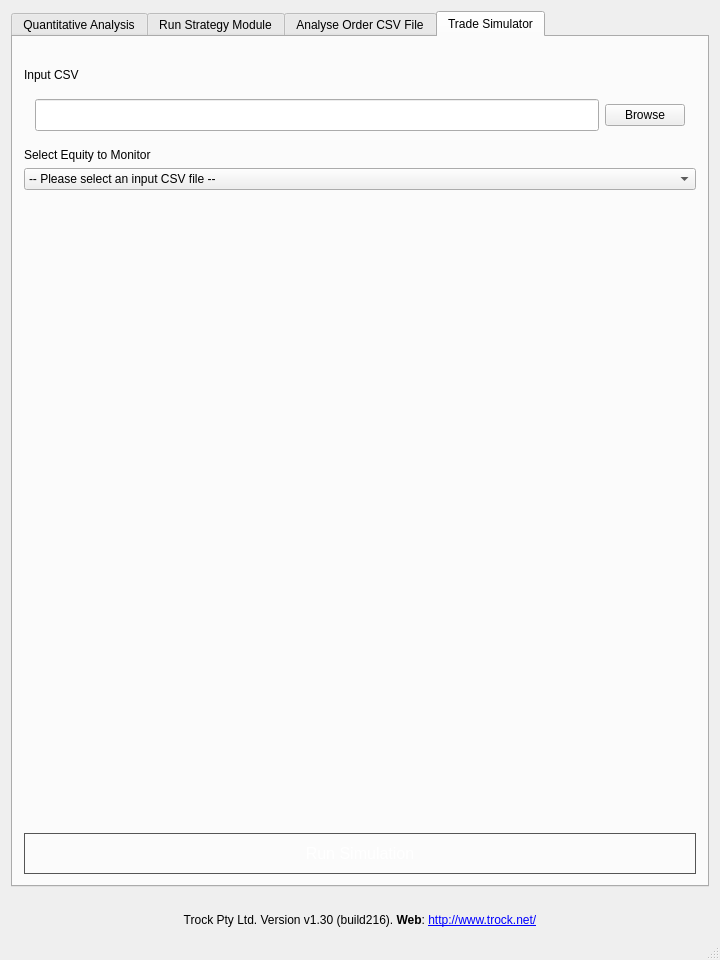
Old version of the form GUI_Mohamamd_2/mainwindow.ui in the repository mobeigi/Algorithmic-Trading.
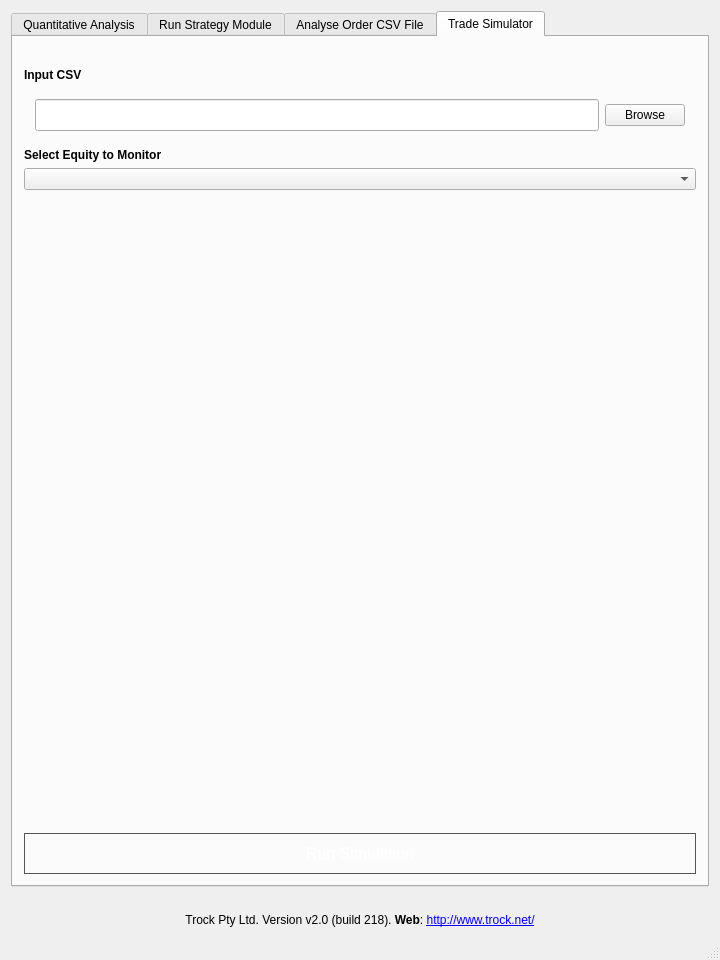
New version of the form. Icons and pictures are not drawn.

```diff
--- a/GUI_Mohamamd_2/mainwindow.ui
+++ b/GUI_Mohamamd_2/mainwindow.ui
@@ -1211,7 +1211,7 @@
                </size>
               </property>
               <property name="text">
-               <string>Input CSV</string>
+               <string>&lt;html&gt;&lt;head/&gt;&lt;body&gt;&lt;p&gt;&lt;span style=&quot; font-weight:600;&quot;&gt;Input CSV&lt;/span&gt;&lt;/p&gt;&lt;/body&gt;&lt;/html&gt;</string>
               </property>
               <property name="margin">
                <number>0</number>
@@ -1269,7 +1269,7 @@
                </size>
               </property>
               <property name="text">
-               <string>Select Equity to Monitor</string>
+               <string>&lt;html&gt;&lt;head/&gt;&lt;body&gt;&lt;p&gt;&lt;span style=&quot; font-weight:600;&quot;&gt;Select Equity to Monitor&lt;/span&gt;&lt;/p&gt;&lt;/body&gt;&lt;/html&gt;</string>
               </property>
              </widget>
             </item>
@@ -1278,11 +1278,6 @@
               <property name="maxVisibleItems">
                <number>12</number>
               </property>
-              <item>
-               <property name="text">
-                <string>-- Please select an input CSV file --</string>
-               </property>
-              </item>
              </widget>
             </item>
             <item>
@@ -1413,7 +1408,7 @@
       <item>
        <widget class="QLabel" name="companylabel">
         <property name="text">
-         <string>&lt;html&gt;&lt;head/&gt;&lt;body&gt;&lt;p align=&quot;center&quot;&gt;Trock Pty Ltd. Version v1.30 (build216). &lt;span style=&quot; font-weight:600;&quot;&gt;Web&lt;/span&gt;: &lt;a href=&quot;http://www.trock.net/&quot;&gt;&lt;span style=&quot; text-decoration: underline; color:#0000ff;&quot;&gt;http://www.trock.net/&lt;/span&gt;&lt;/a&gt;&lt;/p&gt;&lt;/body&gt;&lt;/html&gt;</string>
+         <string>&lt;html&gt;&lt;head/&gt;&lt;body&gt;&lt;p align=&quot;center&quot;&gt;Trock Pty Ltd. Version v2.0 (build 218). &lt;span style=&quot; font-weight:600;&quot;&gt;Web&lt;/span&gt;: &lt;a href=&quot;http://www.trock.net/&quot;&gt;&lt;span style=&quot; text-decoration: underline; color:#0000ff;&quot;&gt;http://www.trock.net/&lt;/span&gt;&lt;/a&gt;&lt;/p&gt;&lt;/body&gt;&lt;/html&gt;</string>
         </property>
         <property name="openExternalLinks">
          <bool>true</bool>
```
Left out of the diff: 28 changed lines with no effect on the pictures.
